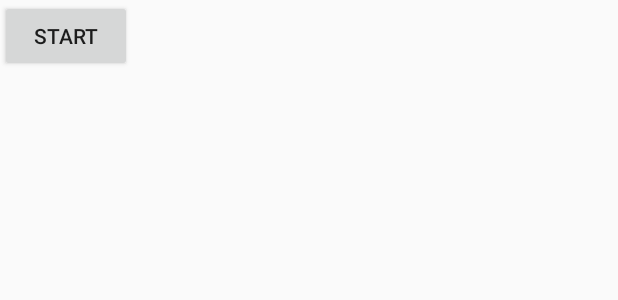
After one commit to GorshkovTimur/LibrariesCourse, an Android app: the layout activity_async_task.xml on its own in the app's theme, with its tools: preview values and no code run, on a phone screen of 412 x 824 dp. The commit adds this screen. Shown: the top 300 px of the screen. Run offline under Robolectric (Android 15) with nearby library versions, the phone set to English and light mode, and no system bars.

Commit message:
AsyncTask done

```diff
--- a/app/src/main/AndroidManifest.xml
+++ b/app/src/main/AndroidManifest.xml
@@ -9,7 +9,7 @@
         android:roundIcon="@mipmap/ic_launcher_round"
         android:supportsRtl="true"
         android:theme="@style/AppTheme">
-        <activity android:name=".MainMoxyActivity">
+        <activity android:name=".Lesson2.AsyncTask.AsyncTaskActivity">
             <intent-filter>
                 <action android:name="android.intent.action.MAIN" />
 
@@ -17,10 +17,10 @@
             </intent-filter>
 
         </activity>
-        <activity android:name=".moxy.view.MainMoxyActivity" />
-        <activity android:name=".MainActivity">
+        <activity android:name=".MainMoxyActivity">
 
         </activity>
+        <activity android:name=".MainActivity"></activity>
     </application>
 
 </manifest>
--- /dev/null
+++ b/app/src/main/res/layout/activity_async_task.xml
@@ -0,0 +1,16 @@
+<?xml version="1.0" encoding="utf-8"?>
+<LinearLayout xmlns:android="http://schemas.android.com/apk/res/android"
+    xmlns:app="http://schemas.android.com/apk/res-auto"
+    xmlns:tools="http://schemas.android.com/tools"
+    android:layout_width="match_parent"
+    android:layout_height="match_parent"
+    tools:context=".Lesson2.AsyncTask.AsyncTaskActivity">
+
+    <Button
+        android:id="@+id/async_button"
+        android:layout_width="wrap_content"
+        android:layout_height="wrap_content"
+        android:text = "@string/text_async_button"
+        />
+
+</LinearLayout>
--- a/app/src/main/res/values/strings.xml
+++ b/app/src/main/res/values/strings.xml
@@ -2,4 +2,5 @@
     <string name="app_name">LibrariesCourse</string>
     <string name="edit_text_hint">Enter string to concat</string>
     <string name="textview_hint">Here will be result of the concat</string>
+    <string name="text_async_button">start</string>
 </resources>
```
Also changed, not shown: app/src/main/java/com/timmyg/librariescourse/Lesson2/AsyncTask/AsyncTaskActivity.java (added, +56 -0 lines), 1 other file.
